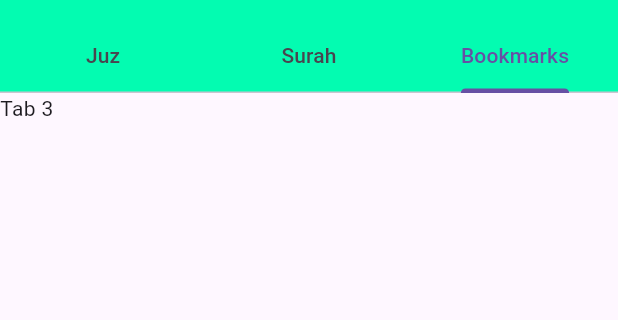
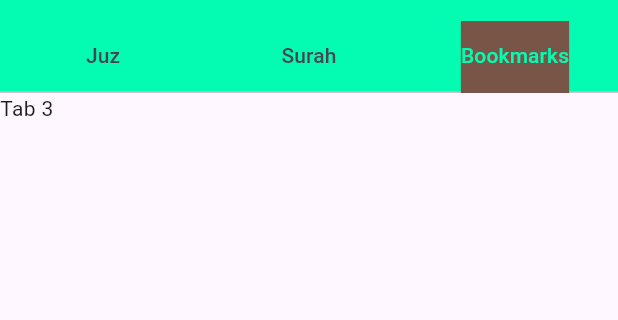
Before and after one commit to ebrahimmorkas/quran_app_flutter, a Flutter app: the screen it shows after launch, tab 3 chosen, on a phone screen of 412 x 824 dp, the part 63-383 px from its top. Run offline on Flutter 3.47's test engine with Material 3 defaults, Android fonts, the phone set to English and light mode, and no system bars.

Commit message:
The buttons are being displayed from 1 to 30 and buttons take the entire width

```diff
--- a/lib/home.dart
+++ b/lib/home.dart
@@ -18,6 +18,8 @@ class Home extends StatelessWidget {
           ),
           backgroundColor: const Color(0xFF03fcb1),
           bottom: const TabBar(
+            indicator: BoxDecoration(color: Colors.brown),
+            labelColor: Color(0xFF03fcb1),
             tabs: <Widget>[
               Tab(
                 text: "Juz",
@@ -29,12 +31,39 @@ class Home extends StatelessWidget {
         ),
         body: TabBarView(
           children: [
+            // Tab 1
             Container(
-              child: const Text('Tab 1'),
+              color: Colors.brown,
+            child:SingleChildScrollView(
+              child: Column(
+                children: List.generate(
+                  30,
+                  (index) => Container(
+                    margin: const EdgeInsets.all(10),
+                  child:ElevatedButton(
+                      onPressed: () {},
+                      style: ElevatedButton.styleFrom(
+                        backgroundColor: Color(0xFF03fcb1),
+                        foregroundColor: Colors.brown,
+                        shape: RoundedRectangleBorder(
+                          borderRadius:
+                              BorderRadius.circular(5), // Rounded corners
+                        ),
+                        padding: const EdgeInsets.all(20),
+                        minimumSize: const Size(double.infinity, 0),
+                      ),
+                      child: Text('Juz ${index+1}')
+                      )
+                )
+                )
+              ),
             ),
+            ),
+            // Tab 2,
             Container(
               child: const Text('Tab 2'),
             ),
+            // Tab 3
             Container(
               child: const Text('Tab 3'),
             )
```
